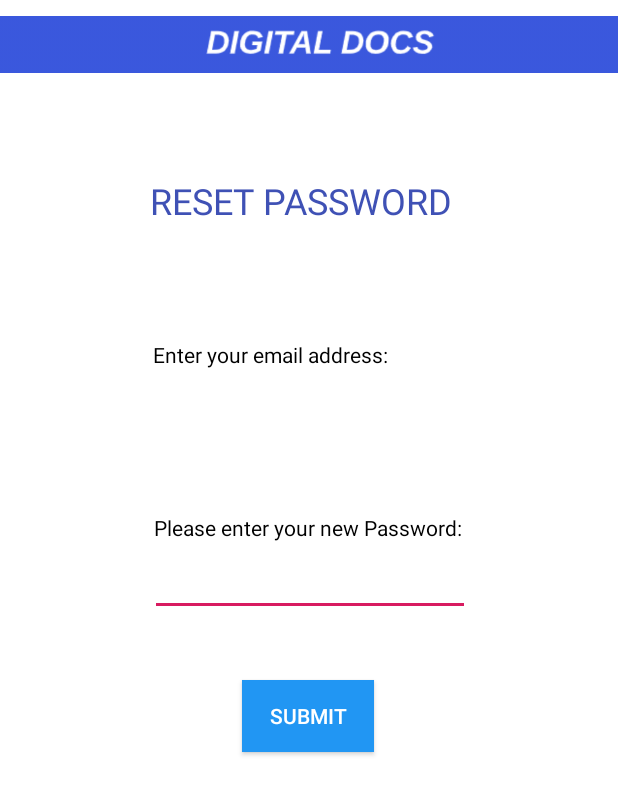
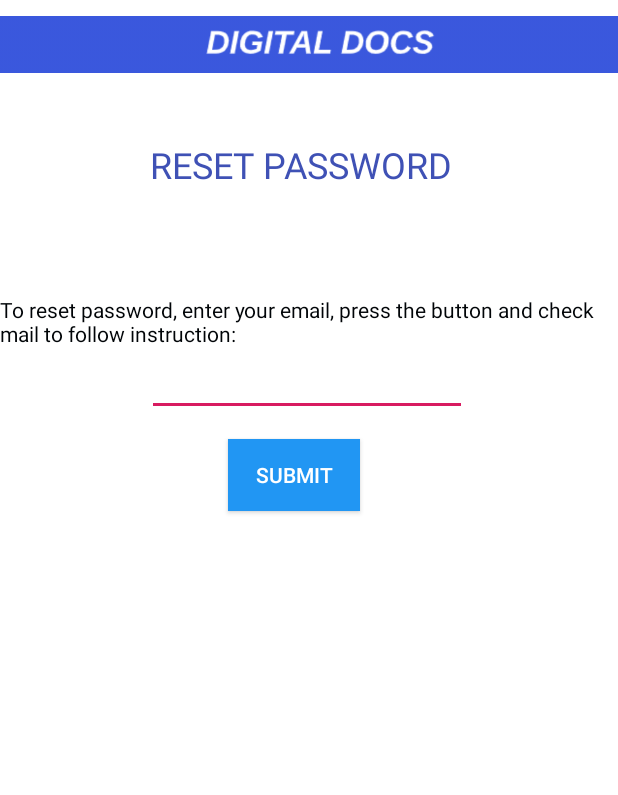
Before and after one commit to Ssak4395/digidocs, an Android app: the ForgotPassword screen opened directly, with no data from a screen before it, on a phone screen of 412 x 824 dp. Shown: the top 795 px of the screen. Run offline under Robolectric (Android 15) with nearby library versions, the light colour scheme and no system bars; our stand-ins replace Firebase (no records; nobody signed in at launch, a user with empty details on screens opened directly); Roboto replaces fonts that are not available here.

Commit message:
simpler Forget PW interface

```diff
--- a/app/src/main/res/layout/forgotpassword.xml
+++ b/app/src/main/res/layout/forgotpassword.xml
@@ -7,7 +7,7 @@
     android:background="#FFFFFF">
 
     <Button
-        android:id="@+id/button2"
+        android:id="@+id/forgot_widget"
         android:layout_width="wrap_content"
         android:layout_height="wrap_content"
         android:background="#2196F3"
@@ -17,24 +17,10 @@
         android:textColorHint="#883E3E"
         app:layout_constraintBottom_toBottomOf="parent"
         app:layout_constraintEnd_toEndOf="parent"
-        app:layout_constraintHorizontal_bias="0.498"
+        app:layout_constraintHorizontal_bias="0.47"
         app:layout_constraintStart_toStartOf="parent"
         app:layout_constraintTop_toTopOf="parent"
-        app:layout_constraintVertical_bias="0.584" />
-
-    <EditText
-        android:id="@+id/editTextTextPassword4"
-        android:layout_width="wrap_content"
-        android:layout_height="wrap_content"
-        android:ems="10"
-        android:inputType="textPassword"
-        android:textColor="#03A9F4"
-        app:layout_constraintBottom_toBottomOf="parent"
-        app:layout_constraintEnd_toEndOf="parent"
-        app:layout_constraintHorizontal_bias="0.502"
-        app:layout_constraintStart_toStartOf="parent"
-        app:layout_constraintTop_toTopOf="parent"
-        app:layout_constraintVertical_bias="0.469" />
+        app:layout_constraintVertical_bias="0.377" />
 
     <EditText
         android:id="@+id/editTextTextEmailAddress3"
@@ -48,7 +34,7 @@
         app:layout_constraintHorizontal_bias="0.492"
         app:layout_constraintStart_toStartOf="parent"
         app:layout_constraintTop_toTopOf="parent"
-        app:layout_constraintVertical_bias="0.32" />
+        app:layout_constraintVertical_bias="0.298" />
 
     <TextView
         android:id="@+id/textView24"
@@ -62,33 +48,7 @@
         app:layout_constraintHorizontal_bias="0.475"
         app:layout_constraintStart_toStartOf="parent"
         app:layout_constraintTop_toTopOf="parent"
-        app:layout_constraintVertical_bias="0.148" />
-
-    <TextView
-        android:id="@+id/forget_widget"
-        android:layout_width="wrap_content"
-        android:layout_height="wrap_content"
-        android:text="Enter your email address:"
-        android:textColor="@color/common_google_signin_btn_text_dark_focused"
-        app:layout_constraintBottom_toBottomOf="parent"
-        app:layout_constraintEnd_toEndOf="parent"
-        app:layout_constraintHorizontal_bias="0.4"
-        app:layout_constraintStart_toStartOf="parent"
-        app:layout_constraintTop_toTopOf="parent"
-        app:layout_constraintVertical_bias="0.282" />
-
-    <TextView
-        android:id="@+id/textView25"
-        android:layout_width="wrap_content"
-        android:layout_height="wrap_content"
-        android:text="Please enter your new Password:"
-        android:textColor="@color/common_google_signin_btn_text_dark_focused"
-        app:layout_constraintBottom_toBottomOf="parent"
-        app:layout_constraintEnd_toEndOf="parent"
-        app:layout_constraintHorizontal_bias="0.497"
-        app:layout_constraintStart_toStartOf="parent"
-        app:layout_constraintTop_toTopOf="parent"
-        app:layout_constraintVertical_bias="0.425" />
+        app:layout_constraintVertical_bias="0.118" />
 
     <ImageView
         android:id="@+id/imageView63"
@@ -98,4 +58,17 @@
         tools:layout_editor_absoluteX="0dp"
         tools:layout_editor_absoluteY="-3dp" />
 
+    <TextView
+        android:id="@+id/textView10"
+        android:layout_width="wrap_content"
+        android:layout_height="wrap_content"
+        android:text="To reset password, enter your email, press the button and check mail to follow instruction: "
+        android:textColor="#000407"
+        app:layout_constraintBottom_toTopOf="@+id/editTextTextEmailAddress3"
+        app:layout_constraintEnd_toEndOf="parent"
+        app:layout_constraintHorizontal_bias="0.0"
+        app:layout_constraintStart_toStartOf="parent"
+        app:layout_constraintTop_toBottomOf="@+id/textView24"
+        app:layout_constraintVertical_bias="1.0" />
+
 </androidx.constraintlayout.widget.ConstraintLayout>
```
